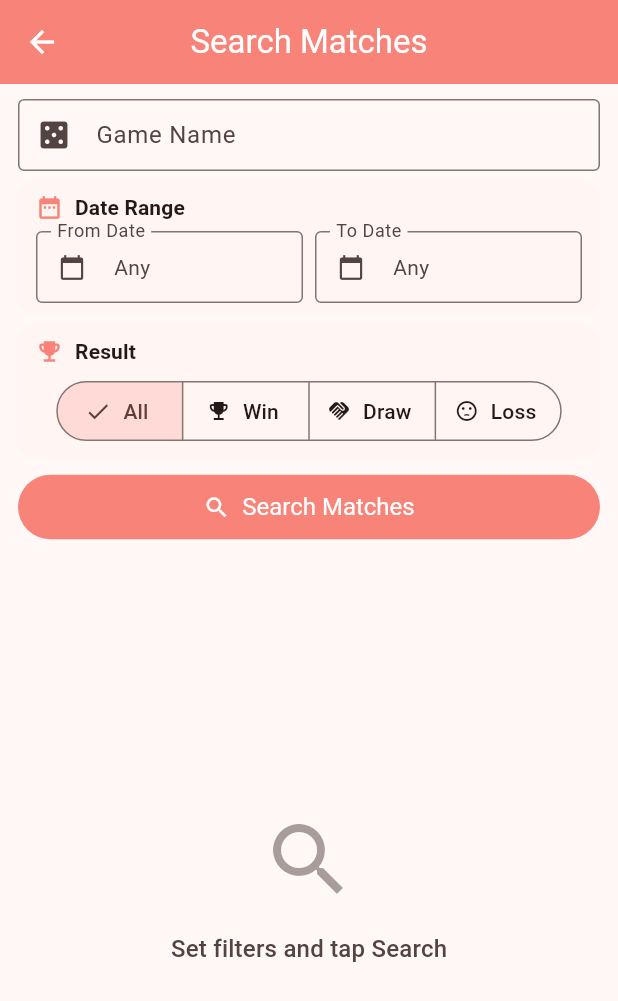
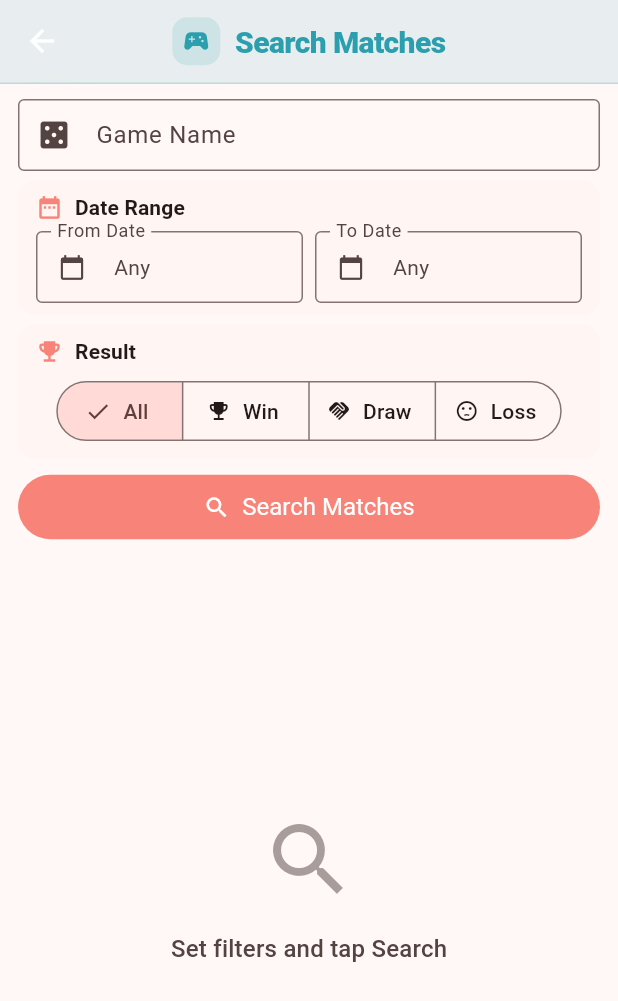
Before and after one commit to LorenzoVonM/Boardex, a Flutter app: the screen it shows after launch, item 2 of the bottom bar chosen, after a tap on the "search" icon, on a phone screen of 412 x 824 dp. Shown: the top 1001 px of the screen. Run offline on Flutter 3.47's test engine with Material 3 defaults, Android fonts, the phone set to English and light mode, and no system bars; our stand-ins replace image_picker, sqflite; missing offline and left inert: flutter_image_gallery_saver; accounts and stored records are empty.

Commit message:
new app bar styling

```diff
--- a/lib/screens/library_screen.dart
+++ b/lib/screens/library_screen.dart
@@ -1,9 +1,11 @@
 import 'package:flutter/material.dart';
 import '../models/board_game.dart';
 import '../repositories/board_game_repository.dart';
+import '../utils/theme_utils.dart';
 import '../widgets/expandable_fab_menu.dart';
 import '../widgets/empty_state.dart';
 import '../widgets/game_card.dart';
+import '../widgets/glass_app_bar.dart';
 import 'add_game_screen.dart';
 import 'add_match_screen.dart';
 import 'search_screen.dart';
@@ -58,12 +60,15 @@ class _LibraryScreenState extends State<LibraryScreen> {
   @override
   Widget build(BuildContext context) {
     return Scaffold(
-      appBar: AppBar(
-        title: const Text('Library'),
+      extendBodyBehindAppBar: true,
+      appBar: GlassAppBar(
+        title: 'Library',
+        titleColor: AppColors.headerCoral,
+        titleIcon: Icons.grid_view_rounded,
         actions: [
           IconButton(
             tooltip: 'Search Games',
-            icon: const Icon(Icons.search),
+            icon: const Icon(Icons.search, color: AppColors.headerCoral),
             onPressed: () {
               Navigator.push(
                 context,
@@ -110,10 +115,14 @@ class _LibraryScreenState extends State<LibraryScreen> {
   }
 
   Widget _buildEmptyState() {
+    final topPadding = MediaQuery.of(context).padding.top + kToolbarHeight + 16;
     return Center(
       child: SingleChildScrollView(
-        padding: EdgeInsets.only(
-          bottom: 140 + MediaQuery.of(context).viewPadding.bottom,
+        padding: EdgeInsets.fromLTRB(
+          16,
+          topPadding,
+          16,
+          140 + MediaQuery.of(context).viewPadding.bottom,
         ),
         child: const EmptyState(
           icon: Icons.casino_outlined,
@@ -125,12 +134,14 @@ class _LibraryScreenState extends State<LibraryScreen> {
   }
 
   Widget _buildGameGrid() {
+    final topPadding = MediaQuery.of(context).padding.top + kToolbarHeight + 8;
     return RefreshIndicator(
       onRefresh: _loadGames,
+      edgeOffset: topPadding,
       child: GridView.builder(
         padding: EdgeInsets.fromLTRB(
           8,
-          8,
+          topPadding,
           8,
           140 + MediaQuery.of(context).viewPadding.bottom,
         ),
--- a/lib/screens/match_search_screen.dart
+++ b/lib/screens/match_search_screen.dart
@@ -6,6 +6,7 @@ import '../repositories/board_game_repository.dart';
 import '../repositories/match_repository.dart';
 import '../utils/theme_utils.dart';
 import '../widgets/empty_state.dart';
+import '../widgets/glass_app_bar.dart';
 import 'match_detail_screen.dart';
 
 class MatchSearchScreen extends StatefulWidget {
@@ -142,8 +143,10 @@ class _MatchSearchScreenState extends State<MatchSearchScreen> {
     final colorScheme = Theme.of(context).colorScheme;
 
     return Scaffold(
-      appBar: AppBar(
-        title: const Text('Search Matches'),
+      appBar: GlassAppBar(
+        title: 'Search Matches',
+        titleColor: AppColors.brandTeal,
+        titleIcon: Icons.sports_esports_rounded,
         actions: [
           if (_selectedGame != null ||
               _startDate != null ||
@@ -151,7 +154,7 @@ class _MatchSearchScreenState extends State<MatchSearchScreen> {
               _selectedResult != null)
             IconButton(
               onPressed: _clearFilters,
-              icon: const Icon(Icons.clear_all),
+              icon: const Icon(Icons.clear_all, color: AppColors.brandTeal),
               tooltip: 'Clear filters',
             ),
         ],
--- a/lib/screens/matches_screen.dart
+++ b/lib/screens/matches_screen.dart
@@ -5,11 +5,12 @@ import '../models/match.dart';
 import '../repositories/board_game_repository.dart';
 import '../repositories/match_repository.dart';
 import '../utils/theme_utils.dart';
+import '../widgets/empty_state.dart';
 import '../widgets/expandable_fab_menu.dart';
-import '../widgets/empty_state.dart';
-import 'match_detail_screen.dart';
+import '../widgets/glass_app_bar.dart';
 import 'add_game_screen.dart';
 import 'add_match_screen.dart';
+import 'match_detail_screen.dart';
 import 'match_search_screen.dart';
 
 class MatchesScreen extends StatefulWidget {
@@ -72,12 +73,15 @@ class _MatchesScreenState extends State<MatchesScreen> {
   @override
   Widget build(BuildContext context) {
     return Scaffold(
-      appBar: AppBar(
-        title: const Text('Matches'),
+      extendBodyBehindAppBar: true,
+      appBar: GlassAppBar(
+        title: 'Matches',
+        titleColor: AppColors.brandTeal,
+        titleIcon: Icons.sports_esports_rounded,
         actions: [
           IconButton(
             tooltip: 'Search Matches',
-            icon: const Icon(Icons.search),
+            icon: const Icon(Icons.search, color: AppColors.brandTeal),
             onPressed: () async {
               final result = await Navigator.push<bool>(
                 context,
@@ -130,10 +134,14 @@ class _MatchesScreenState extends State<MatchesScreen> {
   }
 
   Widget _buildEmptyState() {
+    final topPadding = MediaQuery.of(context).padding.top + kToolbarHeight + 16;
     return Center(
       child: SingleChildScrollView(
-        padding: EdgeInsets.only(
-          bottom: 140 + MediaQuery.of(context).viewPadding.bottom,
+        padding: EdgeInsets.fromLTRB(
+          16,
+          topPadding,
+          16,
+          140 + MediaQuery.of(context).viewPadding.bottom,
         ),
         child: const EmptyState(
           icon: Icons.history,
@@ -145,12 +153,14 @@ class _MatchesScreenState extends State<MatchesScreen> {
   }
 
   Widget _buildMatchList() {
+    final topPadding = MediaQuery.of(context).padding.top + kToolbarHeight + 8;
     return RefreshIndicator(
       onRefresh: _loadMatches,
+      edgeOffset: topPadding,
       child: ListView.builder(
         padding: EdgeInsets.fromLTRB(
           10,
-          6,
+          topPadding,
           10,
           140 + MediaQuery.of(context).viewPadding.bottom,
         ),
--- a/lib/screens/player_tool_screen.dart
+++ b/lib/screens/player_tool_screen.dart
@@ -1,4 +1,5 @@
 import 'package:flutter/material.dart';
+import '../widgets/glass_app_bar.dart';
 import 'single_player_selection_screen.dart';
 import 'team_selection_screen.dart';
 
@@ -59,13 +60,19 @@ class PlayerToolScreen extends StatelessWidget {
 
   @override
   Widget build(BuildContext context) {
+    final topPadding = MediaQuery.of(context).padding.top + kToolbarHeight + 16;
     return Scaffold(
-      appBar: AppBar(title: const Text('Player Selection Tool')),
+      extendBodyBehindAppBar: true,
+      appBar: const GlassAppBar(
+        title: 'Tools',
+        titleColor: Color(0xFFEAB308),
+        titleIcon: Icons.casino_rounded,
+      ),
       body: Center(
         child: SingleChildScrollView(
           padding: EdgeInsets.fromLTRB(
             32,
-            16,
+            topPadding,
             32,
             140 + MediaQuery.of(context).viewPadding.bottom,
           ),
--- a/lib/screens/summary_search_screen.dart
+++ b/lib/screens/summary_search_screen.dart
@@ -3,6 +3,7 @@ import 'package:intl/intl.dart';
 import '../models/match.dart';
 import '../repositories/match_repository.dart';
 import '../utils/theme_utils.dart';
+import '../widgets/glass_app_bar.dart';
 import 'summary_results_screen.dart';
 
 class SummarySearchScreen extends StatefulWidget {
@@ -84,13 +85,19 @@ class _SummarySearchScreenState extends State<SummarySearchScreen> {
   Widget build(BuildContext context) {
     final colorScheme = Theme.of(context).colorScheme;
     final textTheme = Theme.of(context).textTheme;
+    final topPadding = MediaQuery.of(context).padding.top + kToolbarHeight + 10;
 
     return Scaffold(
-      appBar: AppBar(title: const Text('Summary')),
+      extendBodyBehindAppBar: true,
+      appBar: const GlassAppBar(
+        title: 'Summary',
+        titleColor: Color(0xFF7C3AED),
+        titleIcon: Icons.insights_rounded,
+      ),
       body: SingleChildScrollView(
         padding: EdgeInsets.fromLTRB(
           12,
-          10,
+          topPadding,
           12,
           140 + MediaQuery.of(context).viewPadding.bottom,
         ),
--- /dev/null
+++ b/lib/widgets/glass_app_bar.dart
@@ -0,0 +1,87 @@
+import 'dart:ui';
+import 'package:flutter/material.dart';
+
+class GlassAppBar extends StatelessWidget implements PreferredSizeWidget {
+  final String title;
+  final Color titleColor;
+  final IconData? titleIcon;
+  final List<Widget>? actions;
+  final Widget? leading;
+  final bool automaticallyImplyLeading;
+  final double elevation;
+
+  const GlassAppBar({
+    super.key,
+    required this.title,
+    required this.titleColor,
+    this.titleIcon,
+    this.actions,
+    this.leading,
+    this.automaticallyImplyLeading = true,
+    this.elevation = 0,
+  });
+
+  @override
+  Size get preferredSize => const Size.fromHeight(kToolbarHeight);
+
+  @override
+  Widget build(BuildContext context) {
+    final theme = Theme.of(context);
+    final colorScheme = theme.colorScheme;
+
+    final tintedSurface = Color.alphaBlend(
+      titleColor.withValues(alpha: 0.14),
+      colorScheme.surface,
+    ).withValues(alpha: 0.78);
+
+    return ClipRRect(
+      child: BackdropFilter(
+        filter: ImageFilter.blur(sigmaX: 14.0, sigmaY: 14.0),
+        child: Container(
+          decoration: BoxDecoration(
+            color: tintedSurface,
+            border: Border(
+              bottom: BorderSide(
+                color: titleColor.withValues(alpha: 0.24),
+                width: 1.0,
+              ),
+            ),
+          ),
+          child: AppBar(
+            backgroundColor: Colors.transparent,
+            elevation: 0,
+            scrolledUnderElevation: 0,
+            automaticallyImplyLeading: automaticallyImplyLeading,
+            leading: leading,
+            title: Row(
+              mainAxisSize: MainAxisSize.min,
+              children: [
+                if (titleIcon != null) ...[
+                  Container(
+                    padding: const EdgeInsets.all(6),
+                    decoration: BoxDecoration(
+                      color: titleColor.withValues(alpha: 0.14),
+                      borderRadius: BorderRadius.circular(10),
+                    ),
+                    child: Icon(titleIcon, color: titleColor, size: 20),
+                  ),
+                  const SizedBox(width: 10),
+                ],
+                Text(
+                  title,
+                  style: TextStyle(
+                    color: titleColor,
+                    fontSize: 20,
+                    fontWeight: FontWeight.w900,
+                    letterSpacing: -0.4,
+                  ),
+                ),
+              ],
+            ),
+            actions: actions,
+          ),
+        ),
+      ),
+    );
+  }
+}
```
Also changed, not shown: lib/screens/add_game_screen.dart (+8 -3 lines), lib/screens/add_match_screen.dart (+9 -2 lines), lib/screens/game_detail_screen.dart (+11 -2 lines), lib/screens/match_detail_screen.dart (+11 -4 lines), lib/screens/match_story_export_screen.dart (+10 -3 lines), lib/screens/search_screen.dart (+10 -2 lines), lib/screens/summary_export_screen.dart (+10 -2 lines), lib/screens/summary_results_screen.dart (+16 -6 lines), 1 other file.
